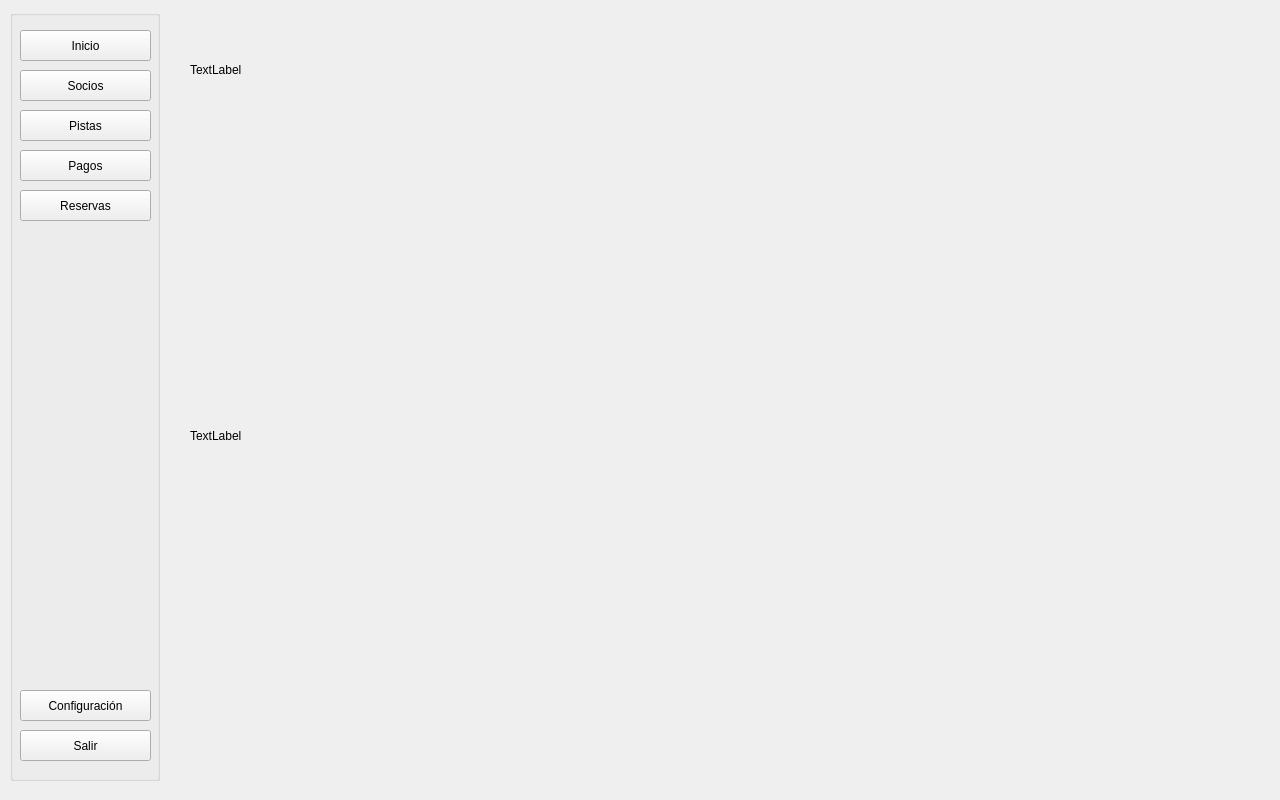
i82camud/Club_Padel, file ui/qt/main_window.ui: the form before one commit.
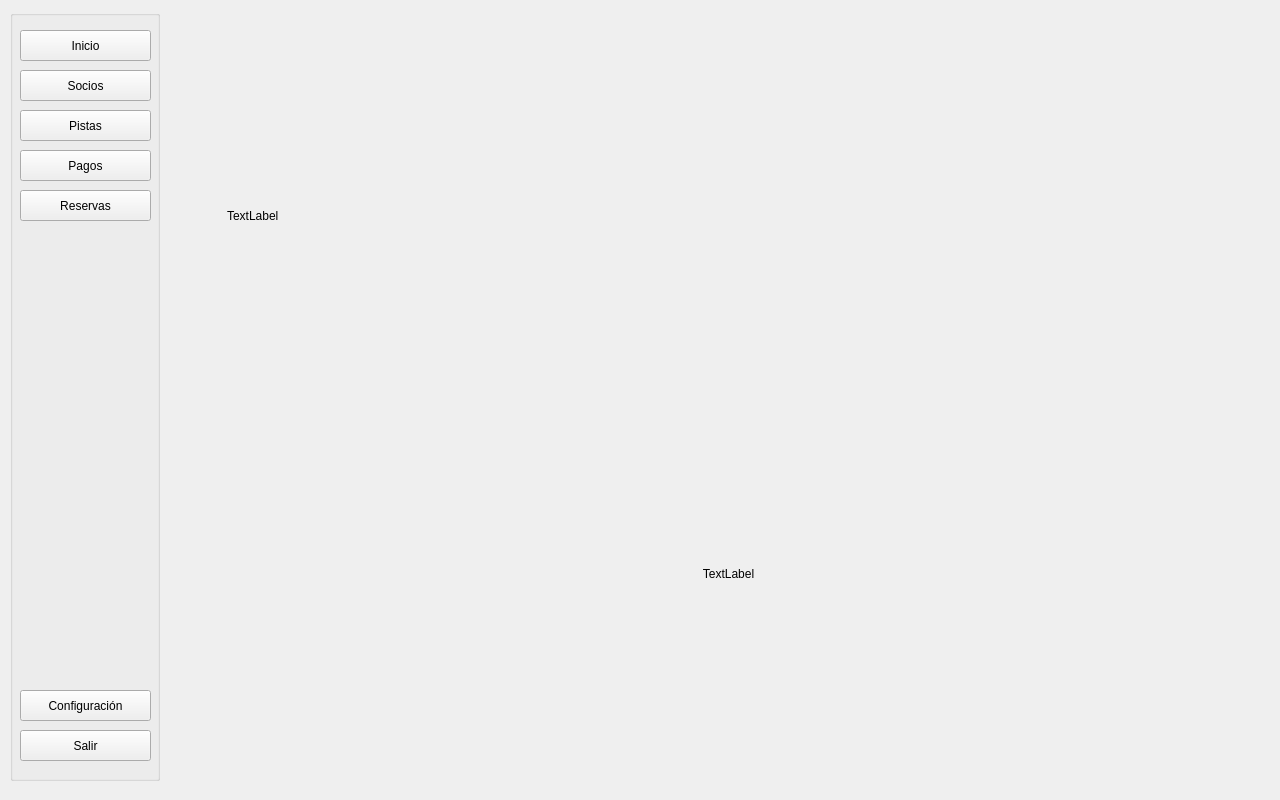
The form after the commit.

Commit message: Imagen Inicio

Diff of the .ui file:
```diff
--- a/ui/qt/main_window.ui
+++ b/ui/qt/main_window.ui
@@ -152,32 +152,40 @@
      <number>0</number>
     </property>
     <widget class="QWidget" name="page_inicio">
-     <widget class="QLabel" name="lbl_imagen">
-      <property name="geometry">
-       <rect>
-        <x>10</x>
-        <y>110</y>
-        <width>1031</width>
-        <height>631</height>
-       </rect>
+     <layout class="QVBoxLayout" name="verticalLayout">
+      <property name="leftMargin">
+       <number>47</number>
       </property>
-      <property name="text">
-       <string>TextLabel</string>
+      <property name="topMargin">
+       <number>30</number>
       </property>
-     </widget>
-     <widget class="QLabel" name="lbl_bienvenido">
-      <property name="geometry">
-       <rect>
-        <x>10</x>
-        <y>10</y>
-        <width>559</width>
-        <height>99</height>
-       </rect>
+      <property name="rightMargin">
+       <number>30</number>
       </property>
-      <property name="text">
-       <string>TextLabel</string>
+      <property name="bottomMargin">
+       <number>30</number>
       </property>
-     </widget>
+      <item>
+       <widget class="QLabel" name="lbl_bienvenido">
+        <property name="text">
+         <string>TextLabel</string>
+        </property>
+       </widget>
+      </item>
+      <item>
+       <widget class="QLabel" name="lbl_imagen">
+        <property name="text">
+         <string>TextLabel</string>
+        </property>
+        <property name="alignment">
+         <set>Qt::AlignCenter</set>
+        </property>
+        <property name="scaledContents">
+         <bool>false</bool>
+        </property>
+       </widget>
+      </item>
+     </layout>
     </widget>
     <widget class="QWidget" name="page_socios"/>
     <widget class="QWidget" name="page_pistas"/>
```
The commit also changes 3 other files.
